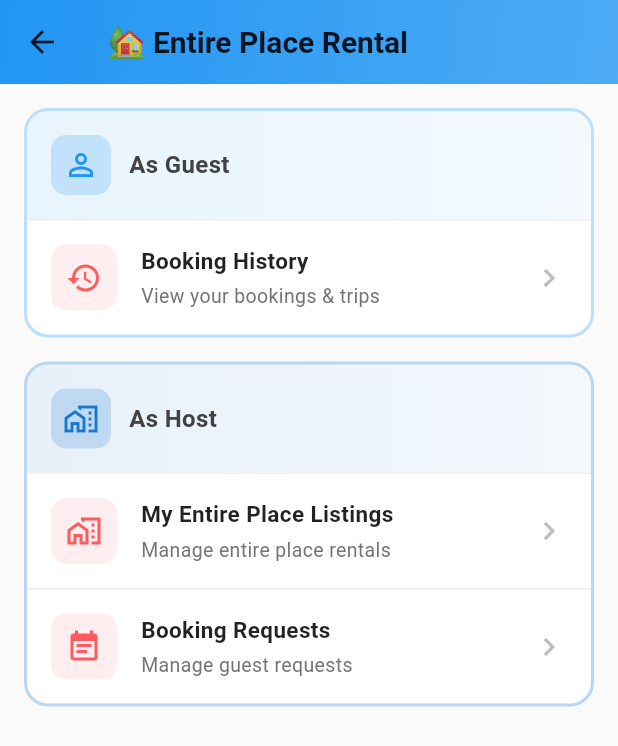
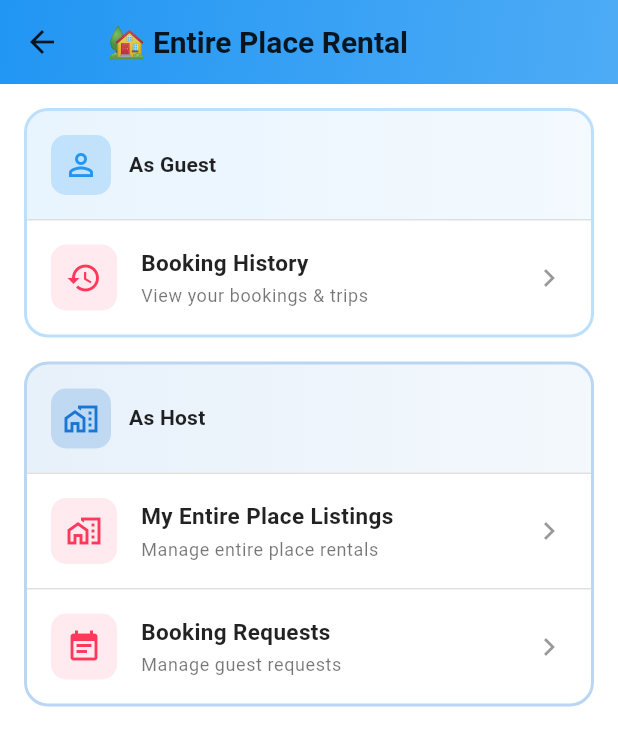
Before and after one commit to iamdazkdev/Rental-Home-Project, a Flutter app: the EntirePlaceHubScreen screen opened directly, on a phone screen of 412 x 824 dp. Shown: the top 746 px of the screen. Run offline on Flutter 3.47's test engine with Material 3 defaults, Android fonts, the phone set to English and light mode, and no system bars; our stand-ins replace app_links, cached_network_image, carousel_slider, equatable, firebase_core, firebase_messaging and 12 more; accounts and stored records are empty; generated files the repository leaves out were written again; project files that could hold a hidden picture were left out.

Commit message:
feat: update theme management and refactor color usage across components

```diff
--- a/mobile/lib/screens/hubs/entire_place_hub_screen.dart
+++ b/mobile/lib/screens/hubs/entire_place_hub_screen.dart
@@ -1,6 +1,5 @@
 import 'package:flutter/material.dart';
 
-import '../../config/app_theme.dart';
 import '../bookings/booking_history_screen.dart';
 import '../host/booking_requests_screen.dart';
 import '../properties/my_properties_screen.dart';
@@ -11,7 +10,7 @@ class EntirePlaceHubScreen extends StatelessWidget {
   @override
   Widget build(BuildContext context) {
     return Scaffold(
-      backgroundColor: Colors.grey[50],
+      backgroundColor: Theme.of(context).scaffoldBackgroundColor,
       appBar: AppBar(
         title: const Text(
           '🏡 Entire Place Rental',
@@ -107,7 +106,7 @@ class EntirePlaceHubScreen extends StatelessWidget {
   }) {
     return Container(
       decoration: BoxDecoration(
-        color: Colors.white,
+        color: Theme.of(context).cardColor,
         borderRadius: BorderRadius.circular(16),
         border: Border.all(
           color: color.withValues(alpha: 0.3),
@@ -144,11 +143,9 @@ class EntirePlaceHubScreen extends StatelessWidget {
                 const SizedBox(width: 12),
                 Text(
                   title,
-                  style: TextStyle(
-                    fontSize: 16,
-                    fontWeight: FontWeight.bold,
-                    color: Colors.grey[800],
-                  ),
+                  style: Theme.of(context).textTheme.titleMedium?.copyWith(
+                        fontWeight: FontWeight.bold,
+                      ),
                 ),
               ],
             ),
@@ -181,7 +178,7 @@ class _HubItem extends StatelessWidget {
         padding: const EdgeInsets.all(16),
         decoration: BoxDecoration(
           border: Border(
-            top: BorderSide(color: Colors.grey[200]!),
+            top: BorderSide(color: Theme.of(context).dividerColor),
           ),
         ),
         child: Row(
@@ -189,10 +186,11 @@ class _HubItem extends StatelessWidget {
             Container(
               padding: const EdgeInsets.all(10),
               decoration: BoxDecoration(
-                color: AppTheme.primaryColor.withValues(alpha: 0.1),
+                color: Theme.of(context).primaryColor.withValues(alpha: 0.1),
                 borderRadius: BorderRadius.circular(10),
               ),
-              child: Icon(icon, color: AppTheme.primaryColor, size: 24),
+              child:
+                  Icon(icon, color: Theme.of(context).primaryColor, size: 24),
             ),
             const SizedBox(width: 16),
             Expanded(
@@ -209,17 +207,14 @@ class _HubItem extends StatelessWidget {
                   const SizedBox(height: 4),
                   Text(
                     subtitle,
-                    style: TextStyle(
-                      fontSize: 13,
-                      color: Colors.grey[600],
-                    ),
+                    style: Theme.of(context).textTheme.bodySmall,
                   ),
                 ],
               ),
             ),
             Icon(
               Icons.chevron_right,
-              color: Colors.grey[400],
+              color: Theme.of(context).iconTheme.color?.withValues(alpha: 0.4),
             ),
           ],
         ),
```
